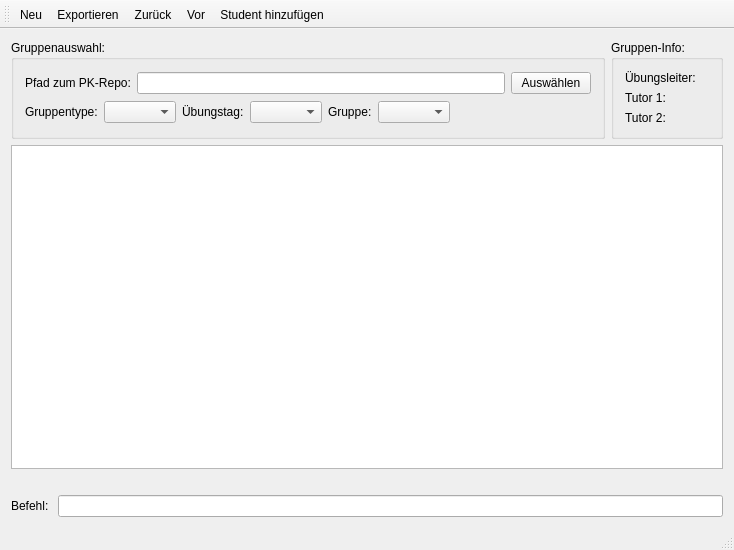
Before: the Qt Designer form mainwindow.ui in jakobkogler/pk-tool, drawn with Qt 5.
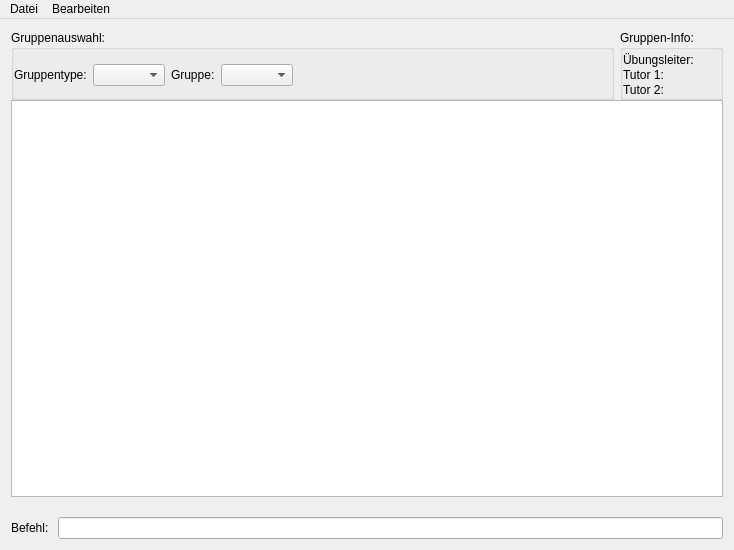
After: the same form once the commit is applied.

Commit message: create settings-dialog, add group-type "Meine"

```diff
--- a/mainwindow.ui
+++ b/mainwindow.ui
@@ -14,34 +14,34 @@
    <string>PK Übungstool</string>
   </property>
   <widget class="QWidget" name="centralWidget">
-   <layout class="QGridLayout" name="gridLayout_2">
+   <layout class="QGridLayout" name="gridLayout_2" rowstretch="1,99,1">
+    <property name="horizontalSpacing">
+     <number>6</number>
+    </property>
+    <property name="verticalSpacing">
+     <number>0</number>
+    </property>
     <item row="0" column="0">
      <widget class="QGroupBox" name="groupBox_2">
       <property name="title">
        <string>Gruppenauswahl:</string>
       </property>
       <layout class="QVBoxLayout" name="verticalLayout">
-       <item>
-        <layout class="QHBoxLayout" name="horizontalLayout">
-         <item>
-          <widget class="QLabel" name="label_repo_path">
-           <property name="text">
-            <string>Pfad zum PK-Repo:</string>
-           </property>
-          </widget>
-         </item>
-         <item>
-          <widget class="QLineEdit" name="line_edit_repo_path"/>
-         </item>
-         <item>
-          <widget class="QPushButton" name="button_select_repo_path">
-           <property name="text">
-            <string>Auswählen</string>
-           </property>
-          </widget>
-         </item>
-        </layout>
-       </item>
+       <property name="spacing">
+        <number>0</number>
+       </property>
+       <property name="leftMargin">
+        <number>0</number>
+       </property>
+       <property name="topMargin">
+        <number>3</number>
+       </property>
+       <property name="rightMargin">
+        <number>3</number>
+       </property>
+       <property name="bottomMargin">
+        <number>0</number>
+       </property>
        <item>
         <layout class="QHBoxLayout" name="horizontalLayout_2">
          <item>
@@ -54,16 +54,6 @@
          <item>
           <widget class="QComboBox" name="group_type_combobox"/>
          </item>
-         <item>
-          <widget class="QLabel" name="label_day">
-           <property name="text">
-            <string>Übungstag:</string>
-           </property>
-          </widget>
-         </item>
-         <item>
-          <widget class="QComboBox" name="group_day_combobox"/>
-         </item>
          <item>
           <widget class="QLabel" name="label_group">
            <property name="text">
@@ -102,6 +92,24 @@
        <string>Gruppen-Info:</string>
       </property>
       <layout class="QGridLayout" name="gridLayout_3">
+       <property name="leftMargin">
+        <number>0</number>
+       </property>
+       <property name="topMargin">
+        <number>3</number>
+       </property>
+       <property name="rightMargin">
+        <number>3</number>
+       </property>
+       <property name="bottomMargin">
+        <number>0</number>
+       </property>
+       <property name="horizontalSpacing">
+        <number>6</number>
+       </property>
+       <property name="verticalSpacing">
+        <number>1</number>
+       </property>
        <item row="1" column="1">
         <widget class="QLabel" name="label_tutor1_name">
          <property name="text">
@@ -192,23 +200,24 @@
      <height>27</height>
     </rect>
    </property>
-  </widget>
-  <widget class="QStatusBar" name="statusBar"/>
-  <widget class="QToolBar" name="toolBar">
-   <property name="windowTitle">
-    <string>toolBar</string>
-   </property>
-   <attribute name="toolBarArea">
-    <enum>TopToolBarArea</enum>
-   </attribute>
-   <attribute name="toolBarBreak">
-    <bool>false</bool>
-   </attribute>
-   <addaction name="action_new"/>
-   <addaction name="action_export"/>
-   <addaction name="action_undo"/>
-   <addaction name="action_redo"/>
-   <addaction name="action_add_student"/>
+   <widget class="QMenu" name="menuDatei">
+    <property name="title">
+     <string>Datei</string>
+    </property>
+    <addaction name="action_new"/>
+    <addaction name="action_export"/>
+    <addaction name="action_settings"/>
+   </widget>
+   <widget class="QMenu" name="menuBearbeiten">
+    <property name="title">
+     <string>Bearbeiten</string>
+    </property>
+    <addaction name="action_undo"/>
+    <addaction name="action_redo"/>
+    <addaction name="action_add_student"/>
+   </widget>
+   <addaction name="menuDatei"/>
+   <addaction name="menuBearbeiten"/>
   </widget>
   <action name="action_export">
    <property name="text">
```
Left out of the diff: 5 changed lines with no effect on the pictures. The commit also changes 4 other files.
